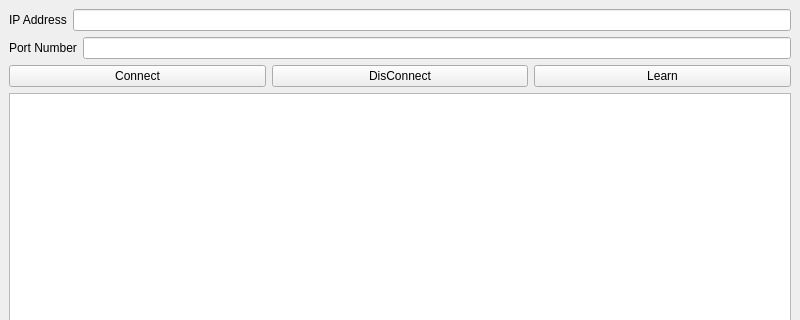
First picture: the form in TcpCilent_Communication/mainwindow.ui, repository bhagyashribamane/Socket-Programming, before the edit; both pictures show x 0 to 800 and y 0 to 320 of the 800 by 600 pixel window.
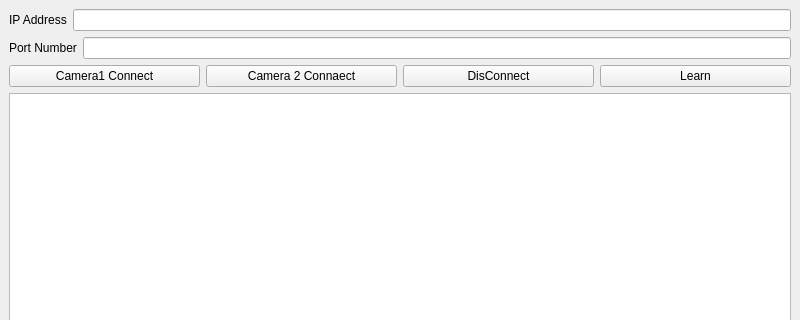
Second picture: the form after the edit.

Commit message: Create a Object For Another Cameras

Diff of the .ui file:
```diff
--- a/TcpCilent_Communication/mainwindow.ui
+++ b/TcpCilent_Communication/mainwindow.ui
@@ -50,7 +50,14 @@
         <item>
          <widget class="QPushButton" name="btn_connect">
           <property name="text">
-           <string>Connect</string>
+           <string>Camera1 Connect</string>
+          </property>
+         </widget>
+        </item>
+        <item>
+         <widget class="QPushButton" name="btn_connectCamera1">
+          <property name="text">
+           <string>Camera 2 Connaect</string>
           </property>
          </widget>
         </item>
```
Left out of the diff: 6 changed lines with no effect on the pictures. The commit also changes 92 other files.
